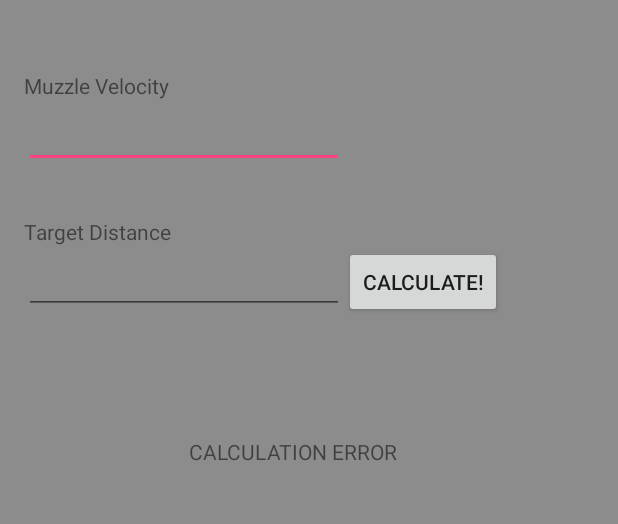
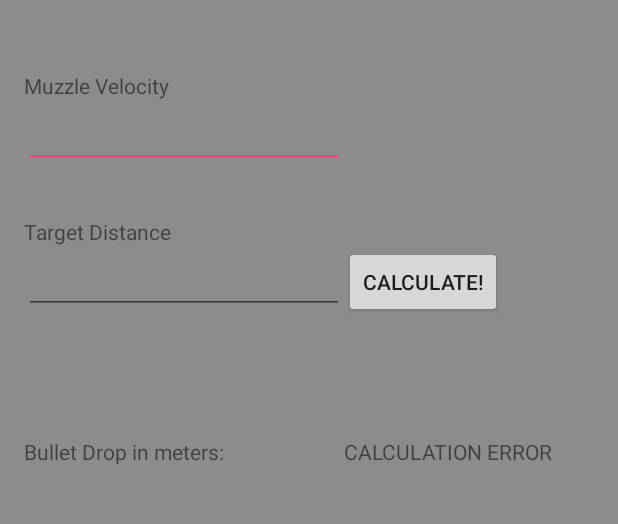
Before and after one commit to misterethan85/AndroidStudio, an Android app: the screen it shows after launch (MainActivity), after a tap on "CALCULATE!", on a phone screen of 412 x 824 dp, the part 137-661 px from its top. Run offline under Robolectric (Android 15) with nearby library versions, the phone set to English and light mode, and no system bars.

```diff
--- a/DropLock/app/src/main/java/com/zentek/ethan/droplock/MainActivity.java
+++ b/DropLock/app/src/main/java/com/zentek/ethan/droplock/MainActivity.java
@@ -31,11 +31,15 @@ public class MainActivity extends AppCompatActivity implements View.OnClickListe
     public void onClick(View calc_button) {
         String num1 = etfirst.getText().toString();
         String num2 = etsecond.getText().toString();
+        float num3 = (float) 9.8;
         switch(calc_button.getId()) {
             case R.id.calc_button:
                 try {
-                    int division = (Integer.parseInt(num1) / Integer.parseInt(num2));
-                    result.setText((String.valueOf(division)));
+                    float division = (Integer.parseInt(num1) / Integer.parseInt(num2));
+                    double num9 = Math.sqrt((division * num3));
+                    double num10 = (num9 / 10);
+
+                    result.setText(new java.text.DecimalFormat("##.##").format(num10));
 
                 }
                 catch(Exception e) {
--- a/DropLock/app/src/main/res/layout/content_main.xml
+++ b/DropLock/app/src/main/res/layout/content_main.xml
@@ -75,10 +75,20 @@
         android:layout_width="wrap_content"
         android:layout_height="wrap_content"
         android:inputType="number"
-        android:ems="10"
+        android:ems="14"
         android:id="@+id/result"
         android:layout_marginTop="79dp"
         android:layout_below="@+id/calc_button"
-        android:layout_centerHorizontal="true" />
+        android:layout_alignLeft="@+id/calc_button"
+        android:layout_alignStart="@+id/calc_button" />
+
+    <TextView
+        android:layout_width="wrap_content"
+        android:layout_height="wrap_content"
+        android:text="Bullet Drop in meters:"
+        android:id="@+id/textView"
+        android:layout_alignTop="@+id/result"
+        android:layout_alignParentLeft="true"
+        android:layout_alignParentStart="true" />
 
 </RelativeLayout>
--- a/DropLock/app/src/main/res/values/strings.xml
+++ b/DropLock/app/src/main/res/values/strings.xml
@@ -7,7 +7,7 @@
     <string name="calc_button">Calculate!</string>
     <string name="metric"></string>
     <string name="switch1">UNITS</string>
-    <string name="result"></string>
+    <string name="result">Bullet Drop in meters</string>
     <string name="input1"></string>
     <string name="input2"></string>
 
```
